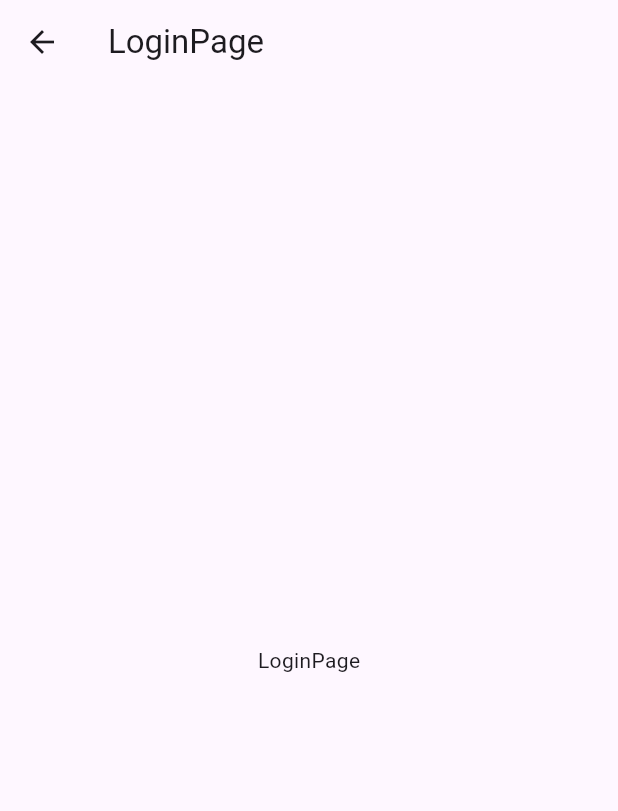
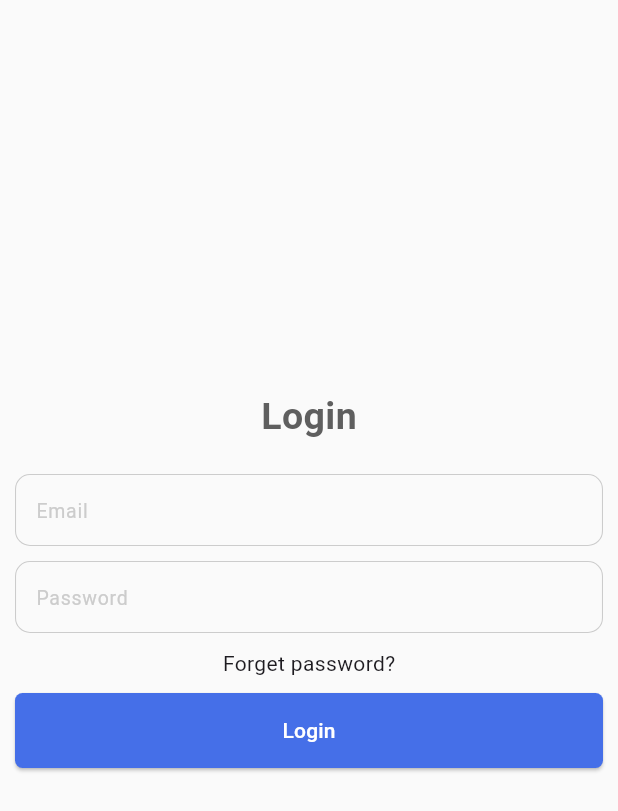
Before and after one commit to VuDoanDungVN/OkinawaEventFlutter, a Flutter app: the screen it shows after launch, after a tap on "Login", on a phone screen of 412 x 824 dp. Shown: the top 811 px of the screen. Run offline on Flutter 3.47's test engine with Material 3 defaults, Android fonts, the phone set to English and light mode, and no system bars.

Commit message:
Create Login Pages

```diff
--- a/lib/loginPage/login_page.dart
+++ b/lib/loginPage/login_page.dart
@@ -5,12 +5,108 @@ class LoginPage extends StatelessWidget {
   @override
   Widget build(BuildContext context) {
     return Scaffold(
-      appBar: AppBar(
-        title: Text('LoginPage'),
-      ),
-      body: Center(
-        child: Text('LoginPage'),
-      ),
-    );
+        backgroundColor: Color(0xFFFAFAFA),
+        body: Padding(
+          padding: EdgeInsets.all(10.0),
+          child: Column(
+            children: [
+              SizedBox(height: 250),
+              Center(
+                child: Text(
+                  "Login",
+                  style: TextStyle(
+                      fontSize: 25,
+                      fontWeight: FontWeight.w600,
+                      color: Color(0xFF5F5F5F)),
+                ),
+              ),
+              SizedBox(height: 20),
+              TextField(
+                decoration: InputDecoration(
+                  contentPadding: EdgeInsets.all(10),
+                  fillColor: Color(0xffFFFFFF),
+                  hintText: "Email",
+                  hintStyle: TextStyle(fontSize: 13, color: Color(0xFFCCCCCC)),
+                  border: OutlineInputBorder(
+                    borderSide: BorderSide(
+                        width: 0.5,
+                        color:
+                            Color(0xFFCCCCCC)), // Thay đổi màu border (ngoài)
+                    borderRadius: const BorderRadius.all(Radius.circular(10.0)),
+                  ),
+                  enabledBorder: OutlineInputBorder(
+                    // Thêm enabledBorder
+                    borderSide:
+                        BorderSide(width: 0.7, color: Color(0xFFCCCCCC)),
+                    borderRadius: BorderRadius.all(Radius.circular(10.0)),
+                  ),
+                  focusedBorder: OutlineInputBorder(
+                    //Giữ nguyên focusedBorder
+                    borderSide:
+                        BorderSide(width: 0.1, color: Color(0xFFA1A1A1)),
+                    borderRadius: BorderRadius.all(Radius.circular(10.0)),
+                  ),
+                ),
+              ),
+              SizedBox(height: 10),
+              TextField(
+                decoration: InputDecoration(
+                  contentPadding: EdgeInsets.all(10),
+                  hintText: "Password",
+                  hintStyle: TextStyle(fontSize: 13, color: Color(0xFFCCCCCC)),
+                  border: OutlineInputBorder(
+                    borderSide: BorderSide(
+                        width: 0.5,
+                        color:
+                            Color(0xff2f3b35)), // Thay đổi màu border (ngoài)
+                    borderRadius: const BorderRadius.all(Radius.circular(10.0)),
+                  ),
+                  enabledBorder: OutlineInputBorder(
+                    // Thêm enabledBorder
+                    borderSide:
+                        BorderSide(width: 0.7, color: Color(0xFFCCCCCC)),
+                    borderRadius: BorderRadius.all(Radius.circular(10.0)),
+                  ),
+                  focusedBorder: OutlineInputBorder(
+                    //Giữ nguyên focusedBorder
+                    borderSide:
+                        BorderSide(width: 0.1, color: Color(0xFFA1A1A1)),
+                    borderRadius: BorderRadius.all(Radius.circular(10.0)),
+                  ),
+                ),
+              ),
+              SizedBox(height: 10),
+              Text("Forget password?"),
+              SizedBox(height: 10),
+              SizedBox(
+                width: double.infinity, // Chiều rộng của button
+                height: 50, // Chiều cao của button
+                child: ElevatedButton(
+                  onPressed: () {
+                    Navigator.of(context).push(
+                      MaterialPageRoute(
+                          builder: (context) => const LoginPage()),
+                    );
+                  },
+                  style: ElevatedButton.styleFrom(
+                      padding: EdgeInsets.symmetric(
+                          horizontal: 30, vertical: 10), // chỉnh padding
+                      backgroundColor: Color(0xFF456FE8), // Màu nền button
+                      foregroundColor: Colors.white,
+                      shape: RoundedRectangleBorder(
+                          borderRadius: BorderRadius.circular(5))
+                      // Màu chữ
+                      ),
+                  child: const Text(
+                    "Login",
+                    style: TextStyle(
+                        fontSize: 14,
+                        color: Color(0xFFFFFFFF)), // chỉnh font chữ
+                  ),
+                ),
+              ),
+            ],
+          ),
+        ));
   }
 }
--- a/lib/test.dart
+++ b/lib/test.dart
@@ -44,6 +44,7 @@ class MyHomePage extends StatelessWidget {
               decoration: InputDecoration(
                 labelText: 'Username',
                 border: OutlineInputBorder(),
+
               ),
             ),
             SizedBox(height: 16),
```
